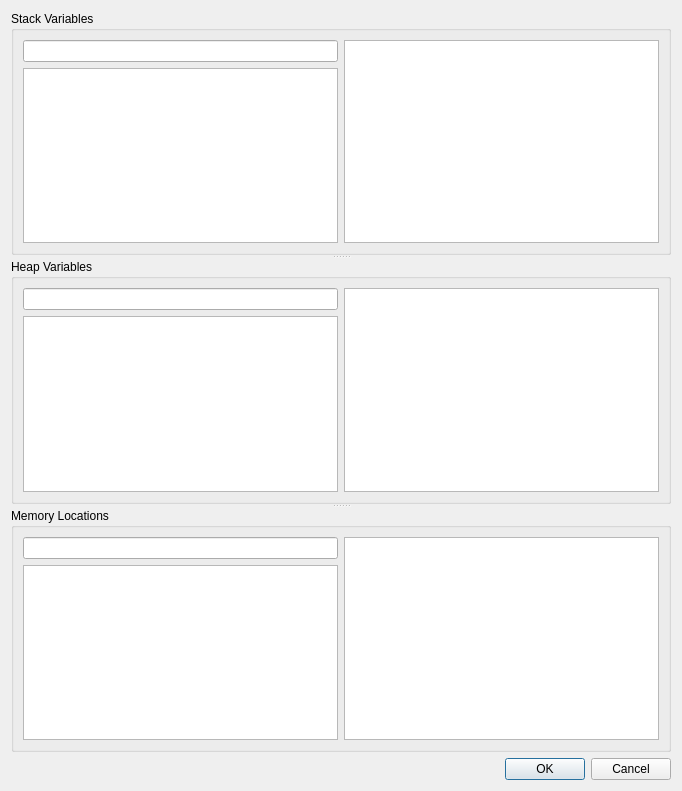
The window that projects/RTED/rted_qt/DebugDialog.ui (rose-compiler/rose) describes before a commit, drawn with Qt 5.
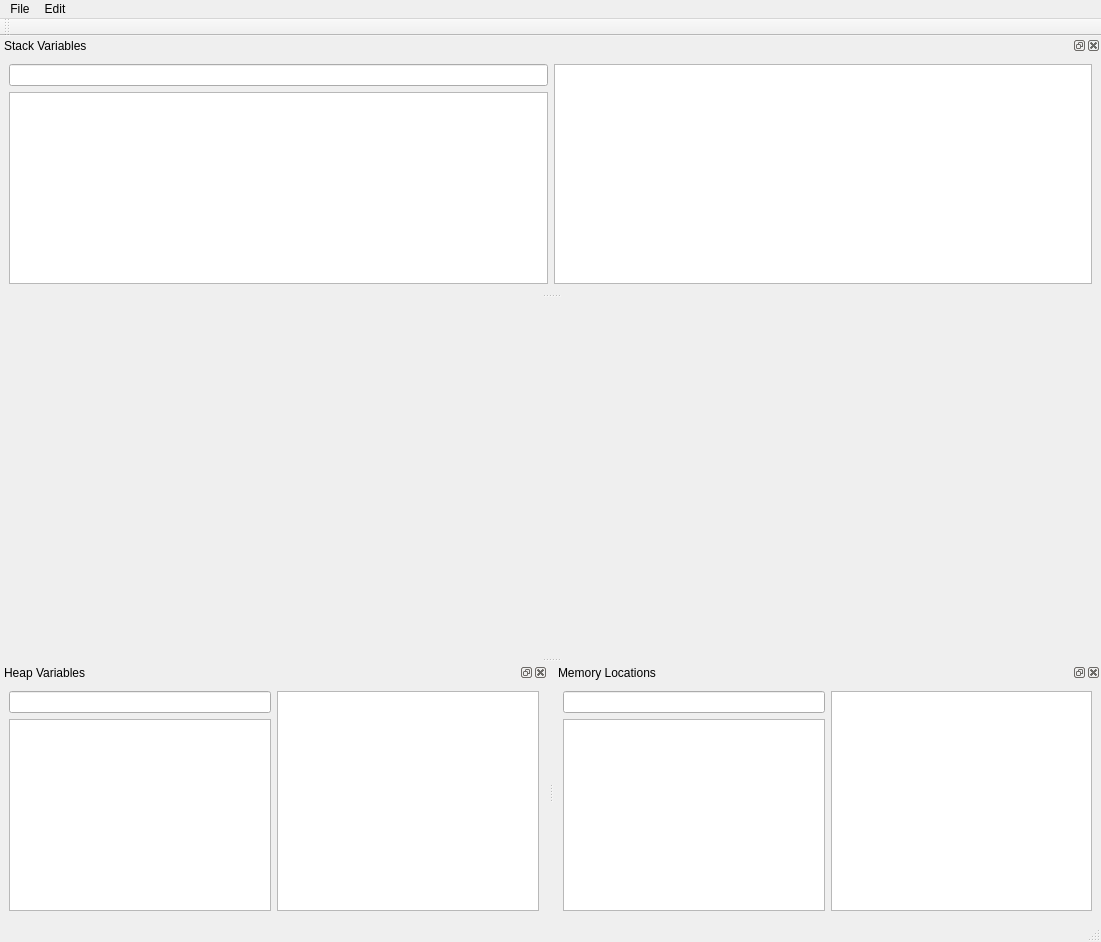
The same window after the commit. Icons and pictures are not drawn. Custom widgets are drawn as their Qt base class.

Commit message: Bugfixes and new features in roseQtxes and new features in roseQt

The edit to the form file:
```diff
--- a/projects/RTED/rted_qt/DebugDialog.ui
+++ b/projects/RTED/rted_qt/DebugDialog.ui
@@ -1,31 +1,72 @@
 <?xml version="1.0" encoding="UTF-8"?>
 <ui version="4.0">
  <class>DebugDialog</class>
- <widget class="QDialog" name="DebugDialog">
+ <widget class="QMainWindow" name="DebugDialog">
   <property name="geometry">
    <rect>
     <x>0</x>
     <y>0</y>
-    <width>682</width>
-    <height>791</height>
+    <width>1101</width>
+    <height>942</height>
    </rect>
   </property>
   <property name="windowTitle">
    <string>Dialog</string>
   </property>
+  <widget class="QWidget" name="centralwidget">
   <layout class="QVBoxLayout" name="verticalLayout">
    <item>
-    <widget class="QSplitter" name="splitter">
-     <property name="orientation">
-      <enum>Qt::Vertical</enum>
-     </property>
-     <widget class="QGroupBox" name="grpStackVars">
+     <widget class="RoseCodeEdit" name="codeEdit"/>
+    </item>
+   </layout>
+  </widget>
+  <widget class="QMenuBar" name="menubar">
+   <property name="geometry">
+    <rect>
+     <x>0</x>
+     <y>0</y>
+     <width>1101</width>
+     <height>26</height>
+    </rect>
+   </property>
+   <widget class="QMenu" name="menuFile">
       <property name="title">
+     <string>File</string>
+    </property>
+    <addaction name="actionOpen"/>
+    <addaction name="actionSave"/>
+    <addaction name="actionSaveAs"/>
+    <addaction name="separator"/>
+    <addaction name="actionQuit"/>
+   </widget>
+   <widget class="QMenu" name="menuEdit">
+    <property name="title">
+     <string>Edit</string>
+    </property>
+   </widget>
+   <addaction name="menuFile"/>
+   <addaction name="menuEdit"/>
+  </widget>
+  <widget class="QStatusBar" name="statusbar"/>
+  <widget class="QDockWidget" name="dockWidget_2">
+   <property name="windowIcon">
+    <iconset resource="res.qrc">
+     <normaloff>:/icons/document-properties.png</normaloff>:/icons/document-properties.png</iconset>
+   </property>
+   <property name="windowTitle">
        <string>Stack Variables</string>
       </property>
-      <layout class="QGridLayout" name="gridLayout">
+   <attribute name="dockWidgetArea">
+    <number>4</number>
+   </attribute>
+   <widget class="QWidget" name="dockWidgetContents_2">
+    <layout class="QGridLayout" name="gridLayout_2">
        <item row="0" column="0">
-        <widget class="QLineEdit" name="txtStackFilter"/>
+      <widget class="QLineEdit" name="txtStackFilter">
+       <property name="text">
+        <string/>
+       </property>
+      </widget>
        </item>
        <item row="0" column="1" rowspan="2">
         <widget class="PropertyTreeWidget" name="propStack"/>
@@ -35,11 +76,20 @@
        </item>
       </layout>
      </widget>
-     <widget class="QGroupBox" name="grpHeapVars">
-      <property name="title">
+  </widget>
+  <widget class="QDockWidget" name="dockWidget_3">
+   <property name="windowIcon">
+    <iconset resource="res.qrc">
+     <normaloff>:/icons/document-properties.png</normaloff>:/icons/document-properties.png</iconset>
+   </property>
+   <property name="windowTitle">
        <string>Heap Variables</string>
       </property>
-      <layout class="QGridLayout" name="gridLayout_2">
+   <attribute name="dockWidgetArea">
+    <number>8</number>
+   </attribute>
+   <widget class="QWidget" name="dockWidgetContents_3">
+    <layout class="QGridLayout" name="gridLayout">
        <item row="0" column="0">
         <widget class="QLineEdit" name="txtHeapFilter"/>
        </item>
@@ -51,10 +101,19 @@
        </item>
       </layout>
      </widget>
-     <widget class="QGroupBox" name="grpMemoryLocations">
-      <property name="title">
+  </widget>
+  <widget class="QDockWidget" name="dockWidget_4">
+   <property name="windowIcon">
+    <iconset resource="res.qrc">
+     <normaloff>:/icons/document-properties.png</normaloff>:/icons/document-properties.png</iconset>
+   </property>
+   <property name="windowTitle">
        <string>Memory Locations</string>
       </property>
+   <attribute name="dockWidgetArea">
+    <number>8</number>
+   </attribute>
+   <widget class="QWidget" name="dockWidgetContents_4">
       <layout class="QGridLayout" name="gridLayout_3">
        <item row="0" column="0">
         <widget class="QLineEdit" name="txtMemFilter"/>
@@ -68,18 +127,53 @@
       </layout>
      </widget>
     </widget>
-   </item>
-   <item>
-    <widget class="QDialogButtonBox" name="buttonBox">
-     <property name="orientation">
-      <enum>Qt::Horizontal</enum>
-     </property>
-     <property name="standardButtons">
-      <set>QDialogButtonBox::Cancel|QDialogButtonBox::Ok</set>
-     </property>
-    </widget>
-   </item>
-  </layout>
+  <widget class="QToolBar" name="editorToolbar">
+   <property name="windowTitle">
+    <string>toolBar</string>
+   </property>
+   <attribute name="toolBarArea">
+    <enum>TopToolBarArea</enum>
+   </attribute>
+   <attribute name="toolBarBreak">
+    <bool>false</bool>
+   </attribute>
+  </widget>
+  <action name="actionQuit">
+   <property name="icon">
+    <iconset resource="res.qrc">
+     <normaloff>:/icons/application-exit.png</normaloff>:/icons/application-exit.png</iconset>
+   </property>
+   <property name="text">
+    <string>Quit</string>
+   </property>
+  </action>
+  <action name="actionSave">
+   <property name="icon">
+    <iconset resource="res.qrc">
+     <normaloff>:/icons/document-save.png</normaloff>:/icons/document-save.png</iconset>
+   </property>
+   <property name="text">
+    <string>Save</string>
+   </property>
+  </action>
+  <action name="actionOpen">
+   <property name="icon">
+    <iconset resource="res.qrc">
+     <normaloff>:/icons/document-open.png</normaloff>:/icons/document-open.png</iconset>
+   </property>
+   <property name="text">
+    <string>Open...</string>
+   </property>
+  </action>
+  <action name="actionSaveAs">
+   <property name="icon">
+    <iconset resource="res.qrc">
+     <normaloff>:/icons/document-save-as.png</normaloff>:/icons/document-save-as.png</iconset>
+   </property>
+   <property name="text">
+    <string>Save as...</string>
+   </property>
+  </action>
  </widget>
  <customwidgets>
   <customwidget>
@@ -87,6 +181,11 @@
    <extends>QTreeView</extends>
    <header>PropertyTreeWidget.h</header>
   </customwidget>
+  <customwidget>
+   <class>RoseCodeEdit</class>
+   <extends>QFrame</extends>
+   <header>RoseCodeEdit.h</header>
+  </customwidget>
  </customwidgets>
  <resources/>
  <connections>
```
Left out of the diff: 36 changed lines with no effect on the pictures. Lines whose indentation alone changed are shown as unchanged. The commit also changes 237 other files.
